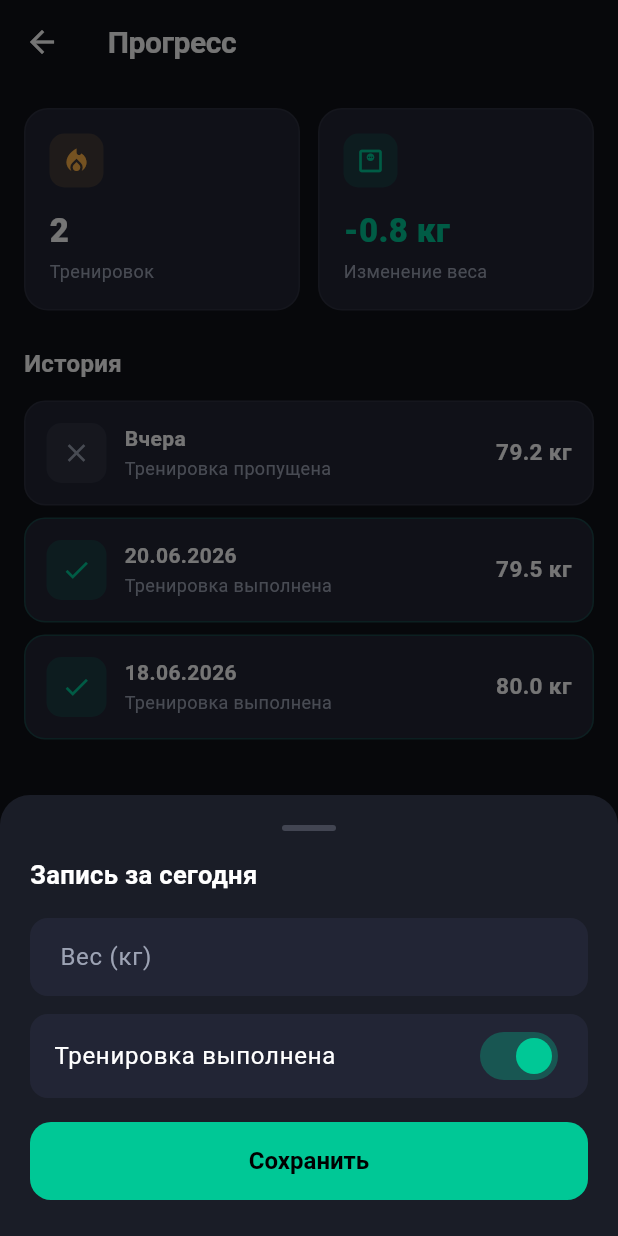
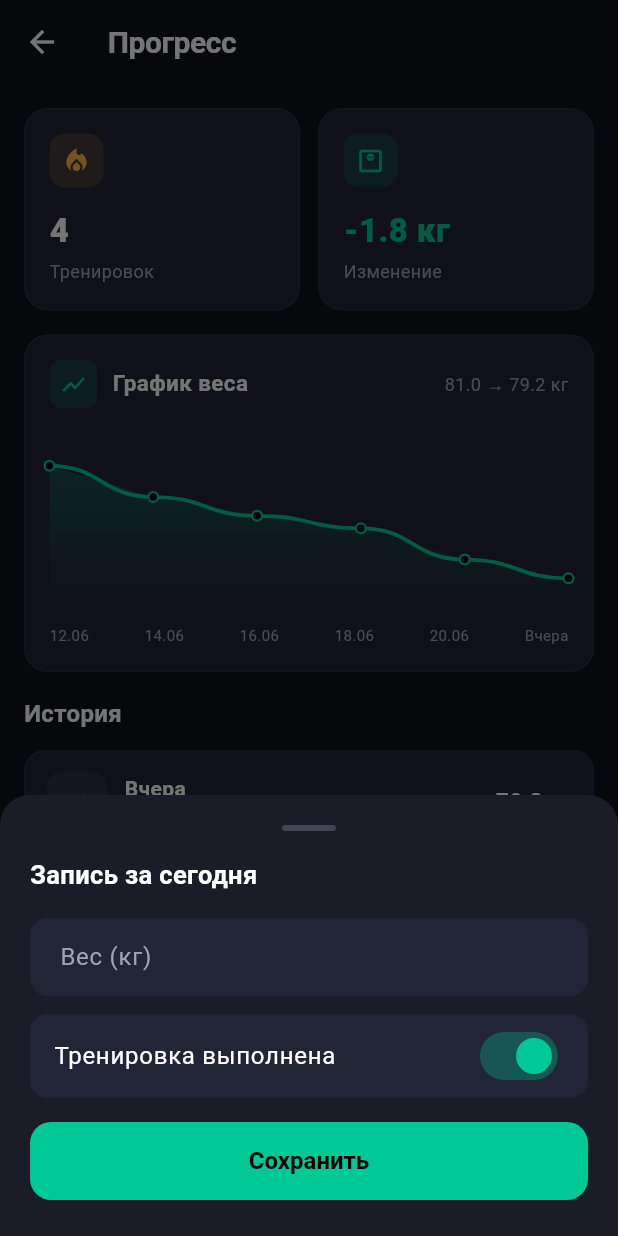
Before and after one commit to EgorZxcf/ai-fit-coach, a Flutter app: the ProgressScreen screen opened directly, after a tap on "Добавить", on a phone screen of 412 x 824 dp. Run offline on Flutter 3.47's test engine with Material 3 defaults, Android fonts, the phone set to English and light mode, and no system bars; our stand-ins replace flutter_local_notifications, shared_preferences, timezone; accounts and stored records are empty.

Commit message:
Add weight chart, fix spread type error, add push notifications

```diff
--- a/mobile/lib/main.dart
+++ b/mobile/lib/main.dart
@@ -1,7 +1,8 @@
 // Путь в репозитории: mobile/lib/main.dart
-// Push-уведомления с выбором времени в настройках
+// Добавлен график веса на экране Прогресс + исправлен spread type error
 
 import 'dart:async';
+import 'dart:math' as math;
 import 'package:flutter/material.dart';
 import 'package:flutter/services.dart';
 import 'package:shared_preferences/shared_preferences.dart';
@@ -227,8 +228,7 @@ class _OnboardingScreenState extends State<OnboardingScreen> {
   final _goals = const [{'value': 'weight_loss', 'label': 'Снижение веса', 'icon': '🔥'}, {'value': 'muscle_gain', 'label': 'Набор массы', 'icon': '💪'}, {'value': 'endurance', 'label': 'Выносливость', 'icon': '🏃'}];
   final _levels = const [{'value': 'beginner', 'label': 'Новичок'}, {'value': 'intermediate', 'label': 'Средний'}, {'value': 'advanced', 'label': 'Продвинутый'}];
   final _equipmentOptions = const [{'value': 'dumbbells', 'label': 'Гантели'}, {'value': 'barbell', 'label': 'Штанга'}, {'value': 'resistance_bands', 'label': 'Резинки'}, {'value': 'pull_up_bar', 'label': 'Турник'}, {'value': 'none', 'label': 'Без оборудования'}];
-  String? _selectedGoal;
-  String? _selectedLevel;
+  String? _selectedGoal; String? _selectedLevel;
   final Set<String> _selectedEquipment = {};
   final TextEditingController _restrictionsController = TextEditingController();
   bool _isSaving = false;
@@ -336,15 +336,19 @@ class _PlanScreenState extends State<PlanScreen> {
           return GestureDetector(onTap: () => setState(() => _selectedDay = i), child: AnimatedContainer(duration: const Duration(milliseconds: 200), margin: const EdgeInsets.only(right: 8), width: 52, decoration: BoxDecoration(color: selected ? AppTheme.primary : AppTheme.surfaceCard, borderRadius: BorderRadius.circular(14), border: Border.all(color: selected ? AppTheme.primary : const Color(0xFF2E3247))),
             child: Column(mainAxisAlignment: MainAxisAlignment.center, children: [Text(d.day, style: TextStyle(color: selected ? Colors.black : AppTheme.textPrimary, fontWeight: FontWeight.w700, fontSize: 14)), const SizedBox(height: 4), Container(width: 6, height: 6, decoration: BoxDecoration(shape: BoxShape.circle, color: selected ? Colors.black.withOpacity(0.4) : d.exercises.isNotEmpty ? AppTheme.primary : AppTheme.textSecondary.withOpacity(0.3)))])));
         })),
-        Expanded(child: isRest ? Center(child: Column(mainAxisAlignment: MainAxisAlignment.center, children: [const Text('😴', style: TextStyle(fontSize: 52)), const SizedBox(height: 16), const Text('День отдыха', style: TextStyle(color: AppTheme.textPrimary, fontSize: 20, fontWeight: FontWeight.w700)), const SizedBox(height: 8), Text('${today.label} — восстановление', style: const TextStyle(color: AppTheme.textSecondary, fontSize: 14))])) : ListView(padding: const EdgeInsets.all(16), children: [
+        Expanded(child: isRest
+          ? Center(child: Column(mainAxisAlignment: MainAxisAlignment.center, children: [const Text('😴', style: TextStyle(fontSize: 52)), const SizedBox(height: 16), const Text('День отдыха', style: TextStyle(color: AppTheme.textPrimary, fontSize: 20, fontWeight: FontWeight.w700)), const SizedBox(height: 8), Text('${today.label} — восстановление', style: const TextStyle(color: AppTheme.textSecondary, fontSize: 14))]))
+          : ListView(padding: const EdgeInsets.all(16), children: [
               Container(padding: const EdgeInsets.all(16), decoration: BoxDecoration(gradient: LinearGradient(colors: [AppTheme.primary.withOpacity(0.15), AppTheme.surfaceCard], begin: Alignment.topLeft, end: Alignment.bottomRight), borderRadius: BorderRadius.circular(16), border: Border.all(color: AppTheme.primary.withOpacity(0.2))),
                 child: Row(children: [Expanded(child: Column(crossAxisAlignment: CrossAxisAlignment.start, children: [Text(today.label, style: const TextStyle(color: AppTheme.textSecondary, fontSize: 12)), const SizedBox(height: 4), Text(today.type, style: const TextStyle(color: AppTheme.textPrimary, fontSize: 18, fontWeight: FontWeight.w700)), const SizedBox(height: 8), Text('${today.exercises.length} упражнений', style: const TextStyle(color: AppTheme.textSecondary, fontSize: 13))])),
                   Stack(alignment: Alignment.center, children: [SizedBox(width: 52, height: 52, child: CircularProgressIndicator(value: today.exercises.isEmpty ? 0 : doneCount / today.exercises.length, backgroundColor: AppTheme.surface, color: AppTheme.primary, strokeWidth: 4)), Text('$doneCount/${today.exercises.length}', style: const TextStyle(color: AppTheme.textPrimary, fontSize: 12, fontWeight: FontWeight.w700))])])),
               const SizedBox(height: 16),
-          ...today.exercises.map((ex) => GestureDetector(onTap: () => setState(() => ex.done = !ex.done), child: AnimatedContainer(duration: const Duration(milliseconds: 200), margin: const EdgeInsets.only(bottom: 8), padding: const EdgeInsets.all(14), decoration: BoxDecoration(color: ex.done ? AppTheme.primary.withOpacity(0.1) : AppTheme.surfaceCard, borderRadius: BorderRadius.circular(14), border: Border.all(color: ex.done ? AppTheme.primary.withOpacity(0.4) : const Color(0xFF2E3247))),
+              // ИСПРАВЛЕН spread type error — добавлен <Widget>
+              ...today.exercises.map<Widget>((ex) => GestureDetector(onTap: () => setState(() => ex.done = !ex.done), child: AnimatedContainer(duration: const Duration(milliseconds: 200), margin: const EdgeInsets.only(bottom: 8), padding: const EdgeInsets.all(14), decoration: BoxDecoration(color: ex.done ? AppTheme.primary.withOpacity(0.1) : AppTheme.surfaceCard, borderRadius: BorderRadius.circular(14), border: Border.all(color: ex.done ? AppTheme.primary.withOpacity(0.4) : const Color(0xFF2E3247))),
                 child: Row(children: [Container(width: 40, height: 40, decoration: BoxDecoration(color: ex.done ? AppTheme.primary : AppTheme.surface, borderRadius: BorderRadius.circular(10)), child: Icon(ex.done ? Icons.check : ex.icon, color: ex.done ? Colors.black : AppTheme.textSecondary, size: 20)), const SizedBox(width: 12), Expanded(child: Column(crossAxisAlignment: CrossAxisAlignment.start, children: [Text(ex.name, style: TextStyle(color: ex.done ? AppTheme.primary : AppTheme.textPrimary, fontWeight: FontWeight.w600, fontSize: 14, decoration: ex.done ? TextDecoration.lineThrough : null, decorationColor: AppTheme.primary)), const SizedBox(height: 2), Text(ex.muscles, style: const TextStyle(color: AppTheme.textSecondary, fontSize: 12))])), Container(padding: const EdgeInsets.symmetric(horizontal: 10, vertical: 4), decoration: BoxDecoration(color: AppTheme.surface, borderRadius: BorderRadius.circular(8)), child: Text(ex.sets, style: const TextStyle(color: AppTheme.primary, fontSize: 12, fontWeight: FontWeight.w700)))]))),
               const SizedBox(height: 80),
-        ])),
+            ]),
+        ),
       ]),
     );
   }
@@ -400,6 +404,60 @@ class _ChatScreenState extends State<ChatScreen> {
   }
 }
 
+// ---------- ГРАФИК ВЕСА ----------
+
+class WeightChartPainter extends CustomPainter {
+  final List<double> weights;
+  final Color lineColor;
+  final Color fillColor;
+
+  WeightChartPainter({required this.weights, required this.lineColor, required this.fillColor});
+
+  @override
+  void paint(Canvas canvas, Size size) {
+    if (weights.length < 2) return;
+
+    final minW = weights.reduce(math.min);
+    final maxW = weights.reduce(math.max);
+    final range = (maxW - minW).abs() < 0.1 ? 1.0 : maxW - minW;
+    final padding = range * 0.3;
+
+    double x(int i) => i / (weights.length - 1) * size.width;
+    double y(double w) => size.height - ((w - minW + padding) / (range + padding * 2)) * size.height;
+
+    final points = List.generate(weights.length, (i) => Offset(x(i), y(weights[i])));
+
+    // Заливка под графиком
+    final fillPath = Path()..moveTo(points.first.dx, size.height);
+    for (final p in points) fillPath.lineTo(p.dx, p.dy);
+    fillPath..lineTo(points.last.dx, size.height)..close();
+
+    canvas.drawPath(fillPath, Paint()..shader = LinearGradient(
+      colors: [lineColor.withOpacity(0.3), lineColor.withOpacity(0.0)],
+      begin: Alignment.topCenter, end: Alignment.bottomCenter,
+    ).createShader(Rect.fromLTWH(0, 0, size.width, size.height)));
+
+    // Линия графика
+    final linePaint = Paint()..color = lineColor..strokeWidth = 2.5..style = PaintingStyle.stroke..strokeCap = StrokeCap.round..strokeJoin = StrokeJoin.round;
+    final linePath = Path()..moveTo(points.first.dx, points.first.dy);
+    for (int i = 1; i < points.length; i++) {
+      final cp1 = Offset((points[i - 1].dx + points[i].dx) / 2, points[i - 1].dy);
+      final cp2 = Offset((points[i - 1].dx + points[i].dx) / 2, points[i].dy);
+      linePath.cubicTo(cp1.dx, cp1.dy, cp2.dx, cp2.dy, points[i].dx, points[i].dy);
+    }
+    canvas.drawPath(linePath, linePaint);
+
+    // Точки
+    for (final p in points) {
+      canvas.drawCircle(p, 4, Paint()..color = lineColor);
+      canvas.drawCircle(p, 2.5, Paint()..color = Colors.black);
+    }
+  }
+
+  @override
+  bool shouldRepaint(WeightChartPainter old) => old.weights != weights;
+}
+
 // ---------- ПРОГРЕСС ----------
 
 class ProgressEntry { final DateTime date; final double? weightKg; final bool workoutCompleted; ProgressEntry({required this.date, this.weightKg, required this.workoutCompleted}); }
@@ -412,6 +470,9 @@ class ProgressScreen extends StatefulWidget {
 
 class _ProgressScreenState extends State<ProgressScreen> {
   final List<ProgressEntry> _entries = [
+    ProgressEntry(date: DateTime.now().subtract(const Duration(days: 10)), weightKg: 81.0, workoutCompleted: true),
+    ProgressEntry(date: DateTime.now().subtract(const Duration(days: 8)), weightKg: 80.5, workoutCompleted: true),
+    ProgressEntry(date: DateTime.now().subtract(const Duration(days: 6)), weightKg: 80.2, workoutCompleted: false),
     ProgressEntry(date: DateTime.now().subtract(const Duration(days: 4)), weightKg: 80.0, workoutCompleted: true),
     ProgressEntry(date: DateTime.now().subtract(const Duration(days: 2)), weightKg: 79.5, workoutCompleted: true),
     ProgressEntry(date: DateTime.now().subtract(const Duration(days: 1)), weightKg: 79.2, workoutCompleted: false),
@@ -419,7 +480,11 @@ class _ProgressScreenState extends State<ProgressScreen> {
   final TextEditingController _weightController = TextEditingController();
   bool _workoutDone = true;
 
-  void _addEntry() { final weight = double.tryParse(_weightController.text.replaceAll(',', '.')); setState(() { _entries.add(ProgressEntry(date: DateTime.now(), weightKg: weight, workoutCompleted: _workoutDone)); _weightController.clear(); _workoutDone = true; }); Navigator.pop(context); }
+  void _addEntry() {
+    final weight = double.tryParse(_weightController.text.replaceAll(',', '.'));
+    setState(() { _entries.add(ProgressEntry(date: DateTime.now(), weightKg: weight, workoutCompleted: _workoutDone)); _weightController.clear(); _workoutDone = true; });
+    Navigator.pop(context);
+  }
 
   void _showAddSheet() {
     showModalBottomSheet(context: context, isScrollControlled: true, backgroundColor: AppTheme.surface, shape: const RoundedRectangleBorder(borderRadius: BorderRadius.vertical(top: Radius.circular(20))),
@@ -434,7 +499,7 @@ class _ProgressScreenState extends State<ProgressScreen> {
         ]))));
   }
 
-  String _formatDate(DateTime d) { final diff = DateTime.now().difference(d).inDays; if (diff == 0) return 'Сегодня'; if (diff == 1) return 'Вчера'; return '${d.day}.${d.month.toString().padLeft(2, '0')}.${d.year}'; }
+  String _formatDate(DateTime d) { final diff = DateTime.now().difference(d).inDays; if (diff == 0) return 'Сегодня'; if (diff == 1) return 'Вчера'; return '${d.day}.${d.month.toString().padLeft(2, '0')}'; }
 
   @override
   void dispose() { _weightController.dispose(); super.dispose(); }
@@ -442,16 +507,64 @@ class _ProgressScreenState extends State<ProgressScreen> {
   @override
   Widget build(BuildContext context) {
     final completed = _entries.where((e) => e.workoutCompleted).length;
-    final weights = _entries.where((e) => e.weightKg != null).map((e) => e.weightKg!).toList();
-    final weightDelta = weights.length >= 2 ? weights.last - weights.first : null;
+    final weights = _entries.where((e) => e.weightKg != null).toList();
+    final weightValues = weights.map((e) => e.weightKg!).toList();
+    final weightDelta = weightValues.length >= 2 ? weightValues.last - weightValues.first : null;
+
     return Scaffold(
       appBar: AppBar(title: const Text('Прогресс')),
       floatingActionButton: FloatingActionButton.extended(onPressed: _showAddSheet, backgroundColor: AppTheme.primary, foregroundColor: Colors.black, icon: const Icon(Icons.add), label: const Text('Добавить', style: TextStyle(fontWeight: FontWeight.w700))),
       body: ListView(padding: const EdgeInsets.all(16), children: [
-        Row(children: [Expanded(child: _StatCard(icon: Icons.local_fire_department, iconColor: AppTheme.warning, label: 'Тренировок', value: '$completed')), const SizedBox(width: 12), Expanded(child: _StatCard(icon: Icons.monitor_weight_outlined, iconColor: AppTheme.primary, label: 'Изменение веса', value: weightDelta != null ? '${weightDelta > 0 ? '+' : ''}${weightDelta.toStringAsFixed(1)} кг' : '—', valueColor: weightDelta == null ? null : weightDelta <= 0 ? AppTheme.primary : AppTheme.danger))]),
-        const SizedBox(height: 24), const Text('История', style: TextStyle(color: AppTheme.textPrimary, fontSize: 16, fontWeight: FontWeight.w700)), const SizedBox(height: 12),
-        ..._entries.reversed.map((e) => Container(margin: const EdgeInsets.only(bottom: 8), padding: const EdgeInsets.all(14), decoration: BoxDecoration(color: AppTheme.surfaceCard, borderRadius: BorderRadius.circular(14), border: Border.all(color: e.workoutCompleted ? AppTheme.primary.withOpacity(0.2) : Colors.white.withOpacity(0.05))),
-          child: Row(children: [Container(width: 40, height: 40, decoration: BoxDecoration(color: e.workoutCompleted ? AppTheme.primary.withOpacity(0.15) : AppTheme.textSecondary.withOpacity(0.1), borderRadius: BorderRadius.circular(10)), child: Icon(e.workoutCompleted ? Icons.check : Icons.close, color: e.workoutCompleted ? AppTheme.primary : AppTheme.textSecondary, size: 20)), const SizedBox(width: 12), Expanded(child: Column(crossAxisAlignment: CrossAxisAlignment.start, children: [Text(_formatDate(e.date), style: const TextStyle(color: AppTheme.textPrimary, fontWeight: FontWeight.w600, fontSize: 14)), Text(e.workoutCompleted ? 'Тренировка выполнена' : 'Тренировка пропущена', style: const TextStyle(color: AppTheme.textSecondary, fontSize: 12))])), if (e.weightKg != null) Text('${e.weightKg!.toStringAsFixed(1)} кг', style: const TextStyle(color: AppTheme.textPrimary, fontWeight: FontWeight.w700, fontSize: 15))]))),
+        // Карточки статистики
+        Row(children: [
+          Expanded(child: _StatCard(icon: Icons.local_fire_department, iconColor: AppTheme.warning, label: 'Тренировок', value: '$completed')),
+          const SizedBox(width: 12),
+          Expanded(child: _StatCard(icon: Icons.monitor_weight_outlined, iconColor: AppTheme.primary, label: 'Изменение', value: weightDelta != null ? '${weightDelta > 0 ? '+' : ''}${weightDelta.toStringAsFixed(1)} кг' : '—', valueColor: weightDelta == null ? null : weightDelta <= 0 ? AppTheme.primary : AppTheme.danger)),
+        ]),
+        const SizedBox(height: 16),
+
+        // График веса
+        if (weightValues.length >= 2) ...[
+          Container(
+            padding: const EdgeInsets.all(16),
+            decoration: BoxDecoration(color: AppTheme.surfaceCard, borderRadius: BorderRadius.circular(16), border: Border.all(color: Colors.white.withOpacity(0.05))),
+            child: Column(crossAxisAlignment: CrossAxisAlignment.start, children: [
+              Row(children: [
+                Container(width: 32, height: 32, decoration: BoxDecoration(color: AppTheme.primary.withOpacity(0.15), borderRadius: BorderRadius.circular(8)), child: const Icon(Icons.show_chart, color: AppTheme.primary, size: 18)),
+                const SizedBox(width: 10),
+                const Text('График веса', style: TextStyle(color: AppTheme.textPrimary, fontWeight: FontWeight.w700, fontSize: 15)),
+                const Spacer(),
+                Text('${weightValues.first.toStringAsFixed(1)} → ${weightValues.last.toStringAsFixed(1)} кг', style: const TextStyle(color: AppTheme.textSecondary, fontSize: 12)),
+              ]),
+              const SizedBox(height: 16),
+              SizedBox(
+                height: 120,
+                child: CustomPaint(
+                  painter: WeightChartPainter(weights: weightValues, lineColor: AppTheme.primary, fillColor: AppTheme.primary),
+                  size: const Size(double.infinity, 120),
+                ),
+              ),
+              const SizedBox(height: 8),
+              // Подписи дат
+              Row(mainAxisAlignment: MainAxisAlignment.spaceBetween, children: weights.map((e) => Text(_formatDate(e.date), style: const TextStyle(color: AppTheme.textSecondary, fontSize: 10))).toList()),
+            ]),
+          ),
+          const SizedBox(height: 16),
+        ],
+
+        // История
+        const Text('История', style: TextStyle(color: AppTheme.textPrimary, fontSize: 16, fontWeight: FontWeight.w700)),
+        const SizedBox(height: 12),
+        ..._entries.reversed.map<Widget>((e) => Container(
+          margin: const EdgeInsets.only(bottom: 8), padding: const EdgeInsets.all(14),
+          decoration: BoxDecoration(color: AppTheme.surfaceCard, borderRadius: BorderRadius.circular(14), border: Border.all(color: e.workoutCompleted ? AppTheme.primary.withOpacity(0.2) : Colors.white.withOpacity(0.05))),
+          child: Row(children: [
+            Container(width: 40, height: 40, decoration: BoxDecoration(color: e.workoutCompleted ? AppTheme.primary.withOpacity(0.15) : AppTheme.textSecondary.withOpacity(0.1), borderRadius: BorderRadius.circular(10)), child: Icon(e.workoutCompleted ? Icons.check : Icons.close, color: e.workoutCompleted ? AppTheme.primary : AppTheme.textSecondary, size: 20)),
+            const SizedBox(width: 12),
+            Expanded(child: Column(crossAxisAlignment: CrossAxisAlignment.start, children: [Text(_formatDate(e.date), style: const TextStyle(color: AppTheme.textPrimary, fontWeight: FontWeight.w600, fontSize: 14)), Text(e.workoutCompleted ? 'Тренировка выполнена' : 'Тренировка пропущена', style: const TextStyle(color: AppTheme.textSecondary, fontSize: 12))])),
+            if (e.weightKg != null) Text('${e.weightKg!.toStringAsFixed(1)} кг', style: const TextStyle(color: AppTheme.textPrimary, fontWeight: FontWeight.w700, fontSize: 15)),
+          ]),
+        )),
         const SizedBox(height: 80),
       ]),
     );
@@ -490,19 +603,14 @@ class _SettingsScreenState extends State<SettingsScreen> {
 
   Future<void> _toggleNotifications(bool val) async {
     final prefs = await SharedPreferences.getInstance();
-    if (val) {
-      await NotificationService.requestPermission();
-      await NotificationService.scheduleDaily(_reminderTime.hour, _reminderTime.minute);
-    } else {
-      await NotificationService.cancel();
-    }
+    if (val) { await NotificationService.requestPermission(); await NotificationService.scheduleDaily(_reminderTime.hour, _reminderTime.minute); }
+    else { await NotificationService.cancel(); }
     await prefs.setBool('notifications_enabled', val);
     setState(() => _notificationsEnabled = val);
   }
 
   Future<void> _pickTime() async {
-    final picked = await showTimePicker(context: context, initialTime: _reminderTime,
-      builder: (context, child) => Theme(data: Theme.of(context).copyWith(colorScheme: const ColorScheme.dark(primary: AppTheme.primary, onSurface: AppTheme.textPrimary, surface: AppTheme.surfaceCard)), child: child!));
+    final picked = await showTimePicker(context: context, initialTime: _reminderTime, builder: (context, child) => Theme(data: Theme.of(context).copyWith(colorScheme: const ColorScheme.dark(primary: AppTheme.primary, onSurface: AppTheme.textPrimary, surface: AppTheme.surfaceCard)), child: child!));
     if (picked != null && mounted) {
       final prefs = await SharedPreferences.getInstance();
       await prefs.setInt('reminder_hour', picked.hour);
```
Lines whose indentation alone changed are shown as unchanged.
